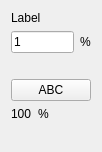
First picture: the form in test.ui, repository sanjuchopracool/gui_core, before the edit.
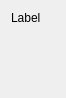
Second picture: the form after the edit. Custom widgets are drawn as their Qt base class.

The edit to the form file:
```diff
--- a/test.ui
+++ b/test.ui
@@ -6,8 +6,8 @@
    <rect>
     <x>0</x>
     <y>0</y>
-    <width>98</width>
-    <height>152</height>
+    <width>66</width>
+    <height>98</height>
    </rect>
   </property>
   <property name="windowTitle">
@@ -21,36 +21,6 @@
      </property>
     </widget>
    </item>
-   <item>
-    <layout class="QHBoxLayout" name="horizontalLayout_3">
-     <item>
-      <widget class="QLineEdit" name="lineEdit">
-       <property name="sizePolicy">
-        <sizepolicy hsizetype="Maximum" vsizetype="Fixed">
-         <horstretch>0</horstretch>
-         <verstretch>0</verstretch>
-        </sizepolicy>
-       </property>
-       <property name="text">
-        <string>1</string>
-       </property>
-      </widget>
-     </item>
-     <item>
-      <widget class="QLabel" name="label_5">
-       <property name="sizePolicy">
-        <sizepolicy hsizetype="MinimumExpanding" vsizetype="Preferred">
-         <horstretch>0</horstretch>
-         <verstretch>0</verstretch>
-        </sizepolicy>
-       </property>
-       <property name="text">
-        <string>%</string>
-       </property>
-      </widget>
-     </item>
-    </layout>
-   </item>
    <item>
     <widget class="IntEditor" name="intEditor" native="true">
      <property name="sizePolicy">
@@ -61,46 +31,15 @@
      </property>
     </widget>
    </item>
-   <item>
-    <widget class="QPushButton" name="pushButton">
-     <property name="text">
-      <string>ABC</string>
-     </property>
-    </widget>
-   </item>
-   <item>
-    <layout class="QHBoxLayout" name="horizontalLayout">
-     <item>
-      <widget class="QLabel" name="label_2">
-       <property name="sizePolicy">
-        <sizepolicy hsizetype="Maximum" vsizetype="Preferred">
-         <horstretch>0</horstretch>
-         <verstretch>0</verstretch>
-        </sizepolicy>
-       </property>
-       <property name="text">
-        <string>100</string>
-       </property>
-      </widget>
-     </item>
-     <item>
-      <widget class="QLabel" name="label_3">
-       <property name="sizePolicy">
-        <sizepolicy hsizetype="Minimum" vsizetype="Preferred">
-         <horstretch>0</horstretch>
-         <verstretch>0</verstretch>
-        </sizepolicy>
-       </property>
-       <property name="text">
-        <string>%</string>
-       </property>
-      </widget>
-     </item>
-    </layout>
-   </item>
    <item>
     <widget class="DoubleEditor" name="double_editor" native="true"/>
    </item>
+   <item>
+    <widget class="TwoIntEditor" name="two_int_editor" native="true"/>
+   </item>
+   <item>
+    <widget class="TwoDoubleEditor" name="two_double_editor" native="true"/>
+   </item>
   </layout>
  </widget>
  <customwidgets>
@@ -116,6 +55,18 @@
    <header>./widgets/editors/number_editor.h</header>
    <container>1</container>
   </customwidget>
+  <customwidget>
+   <class>TwoIntEditor</class>
+   <extends>QWidget</extends>
+   <header>./widgets/editors/number_editor.h</header>
+   <container>1</container>
+  </customwidget>
+  <customwidget>
+   <class>TwoDoubleEditor</class>
+   <extends>QWidget</extends>
+   <header>./widgets/editors/number_editor.h</header>
+   <container>1</container>
+  </customwidget>
  </customwidgets>
  <resources/>
  <connections/>
```
